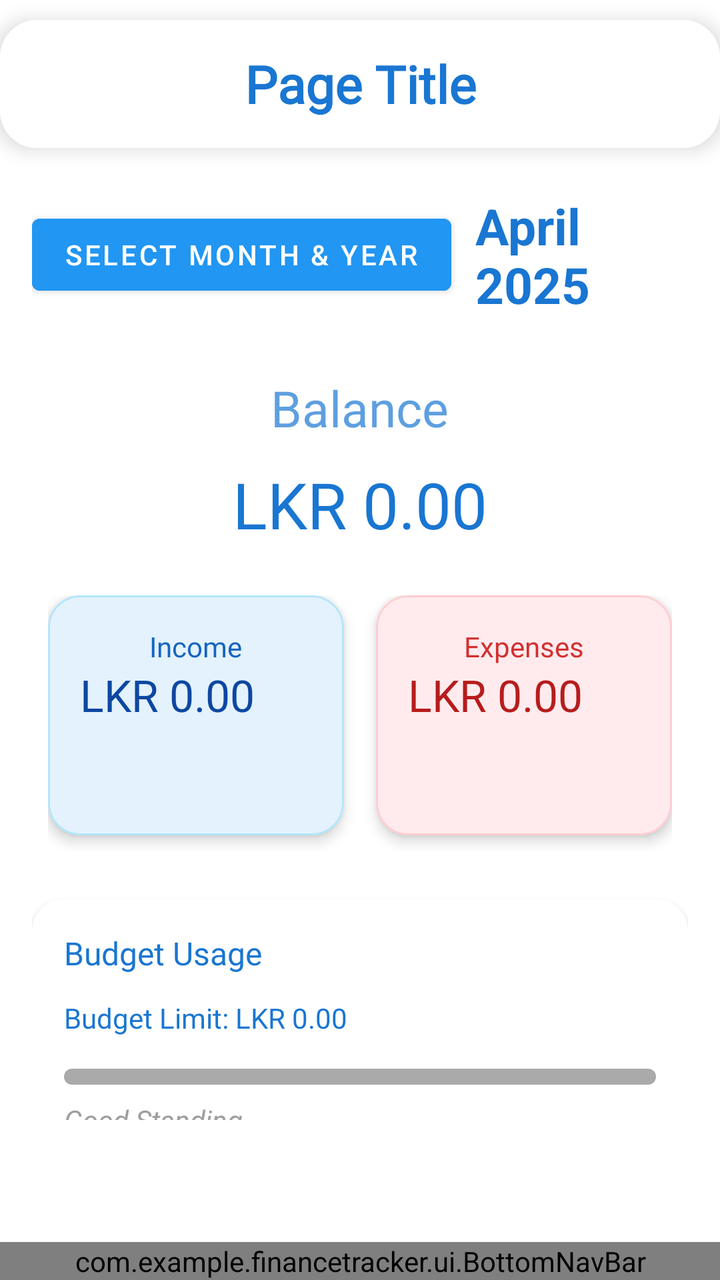
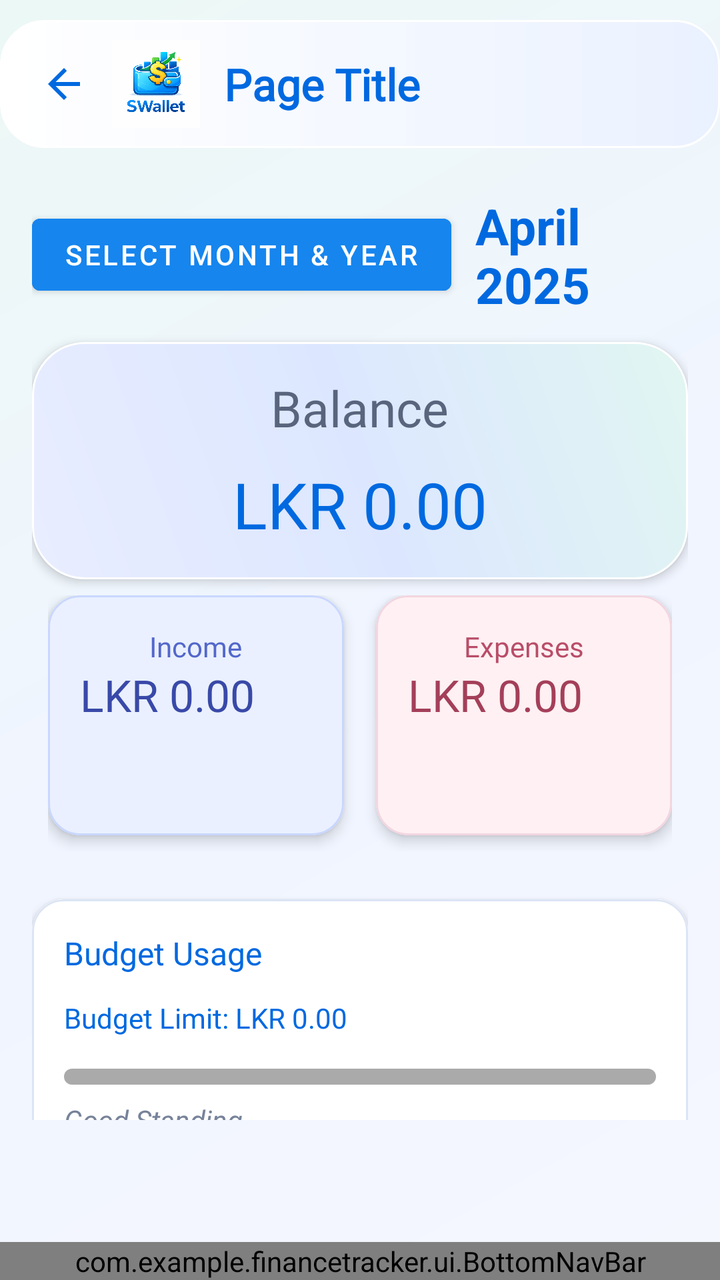

The first picture is an Android layout as it rendered before a commit; the second is the same layout after the commit. The layout source and the unified diff follow.
<!-- AndroidManifest.xml: application theme Theme.FinanceTracker -->
<!-- res/layout/activity_home.xml -->
<?xml version="1.0" encoding="utf-8"?>
<androidx.coordinatorlayout.widget.CoordinatorLayout
    xmlns:android="http://schemas.android.com/apk/res/android"
    xmlns:app="http://schemas.android.com/apk/res-auto"
    android:layout_width="match_parent"
    android:layout_height="match_parent"
    android:background="@color/white">


    
    <include
        layout="@layout/header"
        android:id="@+id/headerInclude"
        android:layout_marginTop="10dp"
        android:layout_width="match_parent"
        android:layout_height="wrap_content" />

    
    <androidx.core.widget.NestedScrollView
        android:layout_width="match_parent"
        android:layout_height="match_parent"
        android:paddingBottom="80dp"
        android:layout_marginTop="80dp"
        app:layout_behavior="@string/appbar_scrolling_view_behavior">

        <LinearLayout
            android:layout_width="match_parent"
            android:layout_height="wrap_content"
            android:orientation="vertical"
            android:padding="16dp">

            
            <LinearLayout
                android:layout_width="match_parent"
                android:layout_height="wrap_content"
                android:orientation="horizontal"
                android:gravity="center_vertical"
                android:layout_marginBottom="12dp">

                <Button
                    android:id="@+id/btnSelectDateRange"
                    android:layout_width="wrap_content"
                    android:layout_height="wrap_content"
                    android:backgroundTint="@color/blue_500"
                    android:text="@string/Year_Month"
                    android:textColor="@android:color/white"
                    android:paddingStart="16dp"
                    android:paddingEnd="16dp" />

                <TextView
                    android:id="@+id/textSelectedMonthYear"
                    android:layout_width="wrap_content"
                    android:layout_height="wrap_content"
                    android:layout_marginStart="12dp"
                    android:text="April 2025"
                    android:textColor="@color/blue_700"
                    android:textSize="25sp"
                    android:textStyle="bold" />
            </LinearLayout>

            
            <RelativeLayout
                android:layout_width="match_parent"
                android:layout_height="wrap_content"
                android:padding="16dp"
                android:background="@color/white">

                <TextView
                    android:id="@+id/balanceLabel"
                    android:layout_width="wrap_content"
                    android:layout_height="wrap_content"
                    android:layout_alignParentTop="true"
                    android:layout_centerHorizontal="true"
                    android:layout_marginTop="0dp"
                    android:alpha="0.7"
                    android:text="Balance"
                    android:textColor="@color/blue_700"
                    android:textSize="25sp" />

                <TextView
                    android:id="@+id/balanceAmount"
                    android:layout_width="wrap_content"
                    android:layout_height="wrap_content"
                    android:layout_below="@id/balanceLabel"
                    android:layout_centerHorizontal="true"
                    android:layout_marginTop="10dp"
                    android:fontFamily="@font/inter_semibold"
                    android:text="LKR 0.00"
                    android:textColor="@color/blue_700"
                    android:textSize="32sp" />
            </RelativeLayout>

            
            <LinearLayout
                android:layout_width="match_parent"
                android:layout_height="wrap_content"
                android:orientation="horizontal"
                android:layout_marginBottom="16dp"
                android:padding="8dp"
                android:weightSum="2">

                
                <com.google.android.material.card.MaterialCardView
                    android:layout_width="0dp"
                    android:layout_height="120dp"
                    android:layout_weight="1"
                    android:layout_marginEnd="8dp"
                    app:cardCornerRadius="16dp"
                    app:cardElevation="4dp"
                    app:strokeWidth="1dp"
                    app:strokeColor="#B3E5FC"
                    android:layout_marginBottom="8dp"
                    android:backgroundTint="#E3F2FD">

                    <LinearLayout
                        android:layout_width="match_parent"
                        android:layout_height="match_parent"
                        android:orientation="vertical"
                        android:padding="16dp"
                        android:gravity="center_horizontal">

                        <TextView
                            android:text="Income"
                            android:textColor="#1565C0"
                            android:textSize="14sp"
                            android:fontFamily="@font/inter_semibold"
                            android:layout_width="wrap_content"
                            android:layout_height="wrap_content"/>

                        <HorizontalScrollView
                            android:layout_width="match_parent"
                            android:layout_height="wrap_content"
                            android:scrollbars="none">

                            <TextView
                                android:id="@+id/incomeAmount"
                                android:text="LKR 0.00"
                                android:textColor="#0D47A1"
                                android:textSize="22sp"
                                android:fontFamily="@font/inter_semibold"
                                android:layout_width="wrap_content"
                                android:layout_height="wrap_content"
                                android:scrollHorizontally="true"
                                android:ellipsize="none"/>
                        </HorizontalScrollView>
                    </LinearLayout>
                </com.google.android.material.card.MaterialCardView>

                
                <com.google.android.material.card.MaterialCardView
                    android:layout_width="0dp"
                    android:layout_height="120dp"
                    android:layout_weight="1"
                    android:layout_marginStart="8dp"
                    app:cardCornerRadius="16dp"
                    app:cardElevation="4dp"
                    app:strokeWidth="1dp"
                    app:strokeColor="#FFCDD2"
                    android:layout_marginBottom="8dp"
                    android:backgroundTint="#FFEBEE">

                    <LinearLayout
                        android:layout_width="match_parent"
                        android:layout_height="match_parent"
                        android:orientation="vertical"
                        android:padding="16dp"
                        android:gravity="center_horizontal">

                        <TextView
                            android:text="Expenses"
                            android:textColor="#D32F2F"
                            android:textSize="14sp"
                            android:fontFamily="@font/inter_semibold"
                            android:layout_width="wrap_content"
                            android:layout_height="wrap_content"/>

                        <HorizontalScrollView
                            android:layout_width="match_parent"
                            android:layout_height="wrap_content"
                            android:scrollbars="none">

                            <TextView
                                android:id="@+id/expenseAmount"
                                android:text="LKR 0.00"
                                android:textColor="#B71C1C"
                                android:textSize="22sp"
                                android:fontFamily="@font/inter_semibold"
                                android:layout_width="wrap_content"
                                android:layout_height="wrap_content"
                                android:scrollHorizontally="true"
                                android:ellipsize="none"/>
                        </HorizontalScrollView>
                    </LinearLayout>
                </com.google.android.material.card.MaterialCardView>

            </LinearLayout>



            
            <com.google.android.material.card.MaterialCardView
                android:layout_width="match_parent"
                android:layout_height="wrap_content"
                android:layout_marginBottom="24dp"
                app:cardCornerRadius="16dp"
                app:cardElevation="2dp">

                <LinearLayout
                    android:layout_width="match_parent"
                    android:layout_height="wrap_content"
                    android:background="@color/white"
                    android:orientation="vertical"
                    android:padding="16dp">

                    <TextView
                        android:layout_width="wrap_content"
                        android:layout_height="wrap_content"
                        android:text="Budget Usage"
                        android:textColor="@color/blue_700"
                        android:textSize="16sp"
                        android:fontFamily="@font/inter_semibold"/>

                    
                    <TextView
                        android:id="@+id/budgetLimitText"
                        android:layout_width="wrap_content"
                        android:layout_height="wrap_content"
                        android:text="Budget Limit: LKR 0.00"
                        android:textColor="@color/blue_700"
                        android:textSize="14sp"
                        android:fontFamily="@font/inter_medium"
                        android:layout_marginTop="12dp"/>

                    <com.google.android.material.progressindicator.LinearProgressIndicator
                        android:id="@+id/budgetProgressBar"
                        android:layout_width="match_parent"
                        android:layout_height="16dp"
                        android:layout_marginTop="16dp"
                        android:progress="0"
                        app:trackThickness="8dp"
                        app:trackCornerRadius="4dp"
                        app:trackColor="@android:color/darker_gray"
                        app:indicatorColor="@android:color/darker_gray" />

                    <TextView
                        android:id="@+id/budgetWarning"
                        android:layout_width="wrap_content"
                        android:layout_height="wrap_content"
                        android:layout_marginTop="8dp"
                        android:text="Good Standing"
                        android:textColor="@color/light_gray"
                        android:textStyle="italic"/>
                </LinearLayout>
            </com.google.android.material.card.MaterialCardView>

            
            <com.google.android.material.button.MaterialButton
                android:id="@+id/addTransactionButton"
                android:layout_width="match_parent"
                android:layout_height="wrap_content"
                android:text="Add New Transaction"
                android:textSize="16sp"
                android:padding="16dp"
                android:layout_marginBottom="8dp"
                app:cornerRadius="12dp"/>

            <com.google.android.material.button.MaterialButton
                android:id="@+id/transactionHistoryButton"
                style="@style/Widget.MaterialComponents.Button.OutlinedButton"
                android:layout_width="match_parent"
                android:layout_height="wrap_content"
                android:text="Transaction History"
                android:textSize="16sp"
                android:padding="16dp"
                android:layout_marginBottom="8dp"
                app:cornerRadius="12dp"
                app:strokeColor="@color/blue_700"/>

            <com.google.android.material.button.MaterialButton
                android:id="@+id/categoryAnalysisButton"
                style="@style/Widget.MaterialComponents.Button.OutlinedButton"
                android:layout_width="match_parent"
                android:layout_height="wrap_content"
                android:text="Category Analysis"
                android:textSize="16sp"
                android:padding="16dp"
                android:layout_marginBottom="8dp"
                app:cornerRadius="12dp"
                app:strokeColor="@color/blue_700"/>

            <com.google.android.material.button.MaterialButton
                android:id="@+id/budgetSetupButton"
                style="@style/Widget.MaterialComponents.Button.OutlinedButton"
                android:layout_width="match_parent"
                android:layout_height="wrap_content"
                android:text="Budget Setup"
                android:textSize="16sp"
                android:padding="16dp"
                android:layout_marginBottom="8dp"
                app:cornerRadius="12dp"
                app:strokeColor="@color/blue_700"/>

            <com.google.android.material.button.MaterialButton
                android:id="@+id/exportImportButton"
                style="@style/Widget.MaterialComponents.Button.OutlinedButton"
                android:layout_width="match_parent"
                android:layout_height="wrap_content"
                android:text="Export / Import"
                android:textSize="16sp"
                android:padding="16dp"
                app:cornerRadius="12dp"
                app:strokeColor="@color/blue_700"/>
        </LinearLayout>
    </androidx.core.widget.NestedScrollView>

    
    <com.example.financetracker.ui.BottomNavBar
        android:id="@+id/bottomNav"
        android:layout_width="match_parent"
        android:layout_height="wrap_content"
        android:layout_gravity="bottom" />

</androidx.coordinatorlayout.widget.CoordinatorLayout>
<!-- res/layout/header.xml (included above) -->
<?xml version="1.0" encoding="utf-8"?>
<LinearLayout xmlns:android="http://schemas.android.com/apk/res/android"
    android:layout_width="wrap_content"
    android:layout_height="wrap_content"
    android:orientation="vertical"
    android:gravity="center"
    android:background="@drawable/header_bg"
    android:elevation="6dp">

    <TextView
        android:id="@+id/headerTitle"
        android:layout_width="match_parent"
        android:layout_height="wrap_content"
        android:text="Page Title"
        android:textSize="26sp"
        android:textStyle="bold"
        android:textColor="#1976D2"
        android:fontFamily="@font/inter_semibold"
        android:gravity="center"
        android:padding="12dp" />

</LinearLayout>
<!-- resources referenced by this layout -->
<resources>
  <color name="blue_500">#2196F3</color>
  <color name="blue_700">#1976D2</color>
  <color name="light_gray">#9E9E9E</color>
  <color name="white">#FFFFFFFF</color>
  <!-- drawable header_bg (drawable) -->
  <?xml version="1.0" encoding="utf-8"?>
  <shape xmlns:android="http://schemas.android.com/apk/res/android">
      <solid android:color="#FFFFFF" />
      <corners android:radius="18dp" />
      <padding android:left="0dp" android:top="0dp" android:right="0dp" android:bottom="0dp" />
      <stroke android:width="1dp" android:color="#FFFFFF" />
      <size android:height="64dp" />
  </shape>
  <string name="Year_Month">Select Month &amp; Year</string>
  <style name="Theme.FinanceTracker" parent="Theme.MaterialComponents.DayNight.NoActionBar">
          <item name="colorPrimary">@color/blue_500</item>
          <item name="colorPrimaryVariant">@color/blue_700</item>
          <item name="colorOnPrimary">@android:color/white</item>
          <item name="android:statusBarColor" tools:targetApi="l">@color/blue_700</item>
      </style>
</resources>

<!-- the commit's change to res/layout/activity_home.xml (unified diff, before → after) -->
@@ -4,7 +4,7 @@
     xmlns:app="http://schemas.android.com/apk/res-auto"
     android:layout_width="match_parent"
     android:layout_height="match_parent"
-    android:background="@color/white">
+    android:background="@drawable/app_background_gradient">
 
 
     
@@ -63,7 +63,8 @@
                 android:layout_width="match_parent"
                 android:layout_height="wrap_content"
                 android:padding="16dp"
-                android:background="@color/white">
+                android:background="@drawable/gradient_balance_bg"
+                android:elevation="3dp">
 
                 <TextView
                     android:id="@+id/balanceLabel"
@@ -74,7 +75,7 @@
                     android:layout_marginTop="0dp"
                     android:alpha="0.7"
                     android:text="Balance"
-                    android:textColor="@color/blue_700"
+                    android:textColor="@color/ink_primary"
                     android:textSize="25sp" />
 
                 <TextView
@@ -108,9 +109,9 @@
                     app:cardCornerRadius="16dp"
                     app:cardElevation="4dp"
                     app:strokeWidth="1dp"
-                    app:strokeColor="#B3E5FC"
+                    app:strokeColor="#C9D7FF"
                     android:layout_marginBottom="8dp"
-                    android:backgroundTint="#E3F2FD">
+                    android:backgroundTint="#EAF0FF">
 
                     <LinearLayout
                         android:layout_width="match_parent"
@@ -121,7 +122,7 @@
 
                         <TextView
                             android:text="Income"
-                            android:textColor="#1565C0"
+                            android:textColor="#5367CB"
                             android:textSize="14sp"
                             android:fontFamily="@font/inter_semibold"
                             android:layout_width="wrap_content"
@@ -135,7 +136,7 @@
                             <TextView
                                 android:id="@+id/incomeAmount"
                                 android:text="LKR 0.00"
-                                android:textColor="#0D47A1"
+                                android:textColor="#3949A8"
                                 android:textSize="22sp"
                                 android:fontFamily="@font/inter_semibold"
                                 android:layout_width="wrap_content"
@@ -155,9 +156,9 @@
                     app:cardCornerRadius="16dp"
                     app:cardElevation="4dp"
                     app:strokeWidth="1dp"
-                    app:strokeColor="#FFCDD2"
+                    app:strokeColor="#F2D6E0"
                     android:layout_marginBottom="8dp"
-                    android:backgroundTint="#FFEBEE">
+                    android:backgroundTint="#FFF0F3">
 
                     <LinearLayout
                         android:layout_width="match_parent"
@@ -168,7 +169,7 @@
 
                         <TextView
                             android:text="Expenses"
-                            android:textColor="#D32F2F"
+                            android:textColor="#B94D68"
                             android:textSize="14sp"
                             android:fontFamily="@font/inter_semibold"
                             android:layout_width="wrap_content"
@@ -182,7 +183,7 @@
                             <TextView
                                 android:id="@+id/expenseAmount"
                                 android:text="LKR 0.00"
-                                android:textColor="#B71C1C"
+                                android:textColor="#A43F59"
                                 android:textSize="22sp"
                                 android:fontFamily="@font/inter_semibold"
                                 android:layout_width="wrap_content"
@@ -203,12 +204,15 @@
                 android:layout_height="wrap_content"
                 android:layout_marginBottom="24dp"
                 app:cardCornerRadius="16dp"
-                app:cardElevation="2dp">
+                app:cardElevation="3dp"
+                app:strokeWidth="1dp"
+                app:strokeColor="#DCE5F5"
+                android:backgroundTint="@color/glass_surface">
 
                 <LinearLayout
                     android:layout_width="match_parent"
                     android:layout_height="wrap_content"
-                    android:background="@color/white"
+                    android:background="@color/glass_surface"
                     android:orientation="vertical"
                     android:padding="16dp">
 
@@ -324,23 +328,42 @@
 <!-- res/layout/header.xml (included above) -->
 <?xml version="1.0" encoding="utf-8"?>
 <LinearLayout xmlns:android="http://schemas.android.com/apk/res/android"
-    android:layout_width="wrap_content"
+    xmlns:app="http://schemas.android.com/apk/res-auto"
+    android:layout_width="match_parent"
     android:layout_height="wrap_content"
-    android:orientation="vertical"
-    android:gravity="center"
+    android:orientation="horizontal"
+    android:gravity="center_vertical"
     android:background="@drawable/header_bg"
-    android:elevation="6dp">
+    android:elevation="2dp"
+    android:paddingStart="8dp"
+    android:paddingEnd="8dp">
+
+    <ImageView
+        android:id="@+id/backArrow"
+        android:layout_width="48dp"
+        android:layout_height="48dp"
+        android:background="?attr/selectableItemBackgroundBorderless"
+        android:clickable="true"
+        android:contentDescription="Back"
+        android:focusable="true"
+        android:padding="12dp"
+        android:src="@drawable/ic_back_arrow"
+        app:tint="@color/blue_700" />
+
+    <ImageView android:layout_width="44dp" android:layout_height="44dp" android:src="@drawable/swallet_logo" android:scaleType="fitCenter" android:contentDescription="SWallet" />
 
     <TextView
         android:id="@+id/headerTitle"
-        android:layout_width="match_parent"
+        android:layout_width="0dp"
         android:layout_height="wrap_content"
+        android:layout_weight="1"
         android:text="Page Title"
-        android:textSize="26sp"
+        android:textSize="22sp"
         android:textStyle="bold"
-        android:textColor="#1976D2"
+        android:textColor="@color/blue_700"
         android:fontFamily="@font/inter_semibold"
-        android:gravity="center"
-        android:padding="12dp" />
+        android:gravity="start|center_vertical"
+        android:padding="12dp"
+        android:accessibilityHeading="true" />
 
 </LinearLayout>
<!-- resource entries referenced after the edit -->
@@ -1,24 +1,75 @@
 <!-- resources referenced by this layout -->
 <resources>
-  <color name="blue_500">#2196F3</color>
-  <color name="blue_700">#1976D2</color>
-  <color name="light_gray">#9E9E9E</color>
-  <color name="white">#FFFFFFFF</color>
+  <color name="blue_500">#1685EE</color>
+  <color name="blue_700">#0069E0</color>
+  <color name="glass_surface">#F2FFFFFF</color>
+  <color name="ink_primary">#202B45</color>
+  <color name="light_gray">#77839A</color>
+  <!-- drawable app_background_gradient (drawable) -->
+  <?xml version="1.0" encoding="utf-8"?>
+  <shape xmlns:android="http://schemas.android.com/apk/res/android" android:shape="rectangle">
+      <gradient
+          android:angle="135"
+          android:startColor="#F5F7FF"
+          android:centerColor="#F0F5FF"
+          android:endColor="#ECF8F5" />
+  </shape>
+  <!-- drawable gradient_balance_bg (drawable) -->
+  <shape xmlns:android="http://schemas.android.com/apk/res/android" android:shape="rectangle">
+      <gradient android:angle="45" android:startColor="#E9EDFF" android:centerColor="#DCE7FF" android:endColor="#E1F6F1" />
+      <corners android:radius="26dp" />
+      <stroke android:width="1dp" android:color="#FFFFFFFF" />
+  </shape>
   <!-- drawable header_bg (drawable) -->
   <?xml version="1.0" encoding="utf-8"?>
   <shape xmlns:android="http://schemas.android.com/apk/res/android">
-      <solid android:color="#FFFFFF" />
-      <corners android:radius="18dp" />
+      <gradient android:angle="0" android:startColor="#F7FFFFFF" android:endColor="#EAF1FF" />
+      <corners android:radius="22dp" />
       <padding android:left="0dp" android:top="0dp" android:right="0dp" android:bottom="0dp" />
-      <stroke android:width="1dp" android:color="#FFFFFF" />
+      <stroke android:width="1dp" android:color="#FFFFFFFF" />
       <size android:height="64dp" />
   </shape>
+  <!-- drawable ic_back_arrow (drawable) -->
+  <?xml version="1.0" encoding="utf-8"?>
+  <vector xmlns:android="http://schemas.android.com/apk/res/android"
+      android:width="24dp"
+      android:height="24dp"
+      android:viewportWidth="24"
+      android:viewportHeight="24">
+      <path
+          android:fillColor="#000000"
+          android:pathData="M20,11H7.83l5.59-5.59L12,4l-8,8 8,8 1.41-1.41L7.83,13H20v-2z" />
+  </vector>
+  <!-- drawable swallet_logo: png bitmap (drawable, 327604 bytes) -->
   <string name="Year_Month">Select Month &amp; Year</string>
   <style name="Theme.FinanceTracker" parent="Theme.MaterialComponents.DayNight.NoActionBar">
-          <item name="colorPrimary">@color/blue_500</item>
+          <item name="colorPrimary">@color/blue_700</item>
           <item name="colorPrimaryVariant">@color/blue_700</item>
+          <item name="colorSecondary">@color/green_500</item>
+          <item name="colorSurface">@color/wallet_surface</item>
+          <item name="colorOnSurface">@color/ink_primary</item>
+          <item name="android:textColorPrimary">@color/ink_primary</item>
+          <item name="android:textColorSecondary">@color/ink_secondary</item>
+          <item name="android:colorBackground">@color/app_background</item>
+          <item name="android:forceDarkAllowed" tools:targetApi="q">false</item>
           <item name="colorOnPrimary">@android:color/white</item>
-          <item name="android:statusBarColor" tools:targetApi="l">@color/blue_700</item>
+          <item name="android:colorAccent">@color/blue_500</item>
+          <item name="android:statusBarColor" tools:targetApi="l">@color/app_background</item>
+          <item name="android:navigationBarColor" tools:targetApi="l">@color/app_background</item>
+          <item name="android:windowLightStatusBar" tools:targetApi="m">@bool/wallet_light_bars</item>
+          <item name="android:windowLightNavigationBar" tools:targetApi="o_mr1">@bool/wallet_light_bars</item>
+          <item name="android:windowBackground">@color/app_background</item>
+          <item name="android:windowAnimationStyle">@style/WalletWindowAnimation</item>
+      </style>
+  <color name="green_500">#21A68A</color>
+  <color name="wallet_surface">#FFFFFF</color>
+  <color name="ink_secondary">#68758B</color>
+  <color name="app_background">#F3F6FC</color>
+  <style name="WalletWindowAnimation">
+          <item name="android:activityOpenEnterAnimation">@anim/wallet_enter</item>
+          <item name="android:activityOpenExitAnimation">@anim/wallet_exit</item>
+          <item name="android:activityCloseEnterAnimation">@anim/wallet_enter</item>
+          <item name="android:activityCloseExitAnimation">@anim/wallet_exit</item>
       </style>
 </resources>
 
